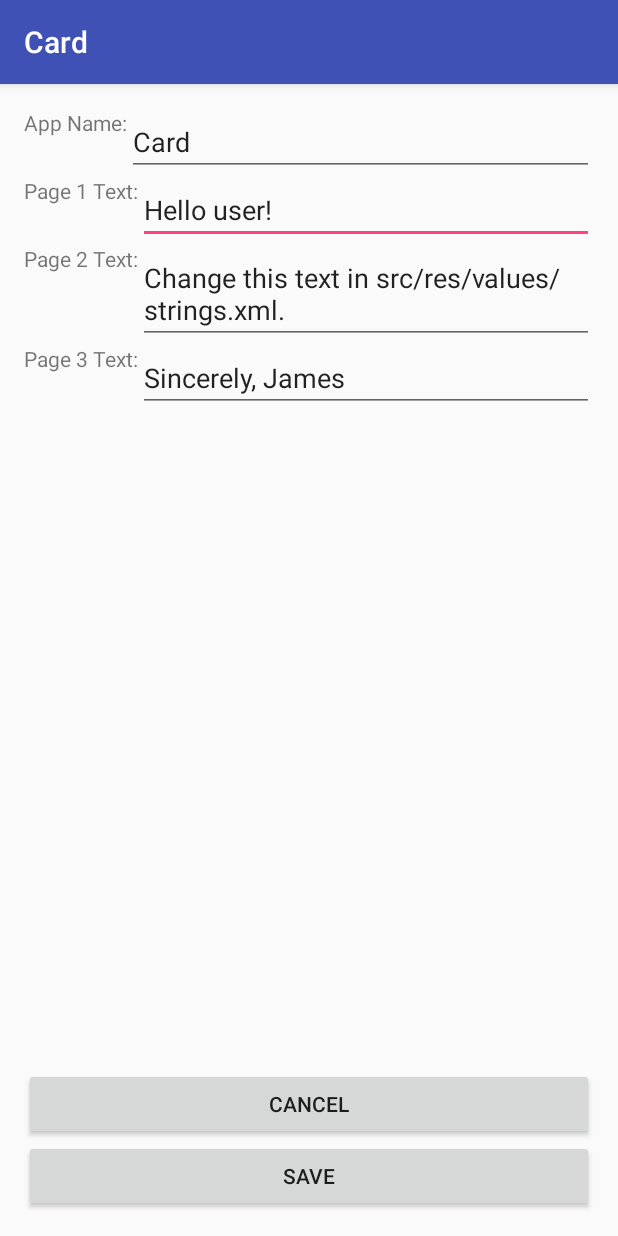
After one commit to Jaystings/card, an Android app: the EditPrompt screen opened directly, with no data from a screen before it, on a phone screen of 412 x 824 dp. The commit adds this screen. Run offline under Robolectric (Android 15) with nearby library versions, the phone set to English and light mode, and no system bars.

Commit message:
Updated to ADT 2.0 + added EditPrompt

```diff
--- a/app/src/main/AndroidManifest.xml
+++ b/app/src/main/AndroidManifest.xml
@@ -1,21 +1,23 @@
 <?xml version="1.0" encoding="utf-8"?>
 <manifest xmlns:android="http://schemas.android.com/apk/res/android"
-    package="com.jaystings.card" >
+    package="com.jaystings.card">
 
     <application
         android:allowBackup="true"
         android:icon="@mipmap/ic_card"
         android:label="@string/app_name"
         android:supportsRtl="true"
-        android:theme="@style/AppTheme" >
-        <activity android:name=".BookActivity"
-                android:screenOrientation="portrait">
+        android:theme="@style/AppTheme">
+        <activity
+            android:name=".BookActivity"
+            android:screenOrientation="portrait">
             <intent-filter>
                 <action android:name="android.intent.action.MAIN" />
 
                 <category android:name="android.intent.category.LAUNCHER" />
             </intent-filter>
         </activity>
+        <activity android:name=".EditPrompt"></activity>
     </application>
 
 </manifest>
--- a/app/src/main/java/com/jaystings/card/BookActivity.java
+++ b/app/src/main/java/com/jaystings/card/BookActivity.java
@@ -4,6 +4,7 @@
 
 package com.jaystings.card;
 
+import android.content.SharedPreferences;
 import android.support.v7.app.AppCompatActivity;
 import android.os.Bundle;
 import android.os.Handler;
@@ -11,8 +12,6 @@ import android.view.MotionEvent;
 import android.view.View;
 import android.widget.ProgressBar;
 import android.widget.ViewFlipper;
-import android.app.ActionBar;
-import android.view.MenuItem;
 import android.content.Intent;
 
 public class BookActivity extends AppCompatActivity {
@@ -24,14 +23,24 @@ public class BookActivity extends AppCompatActivity {
 
     private ProgressBar pbSpinner;
 
+    // Flips until the secret editing menu is opened.
+    private final int DEFAULT_TEM_VAL = 10;
+    private int tillEditMenu = DEFAULT_TEM_VAL;
+
+    private final String PREFS_NAME = "cardSettings";
     @Override
     protected void onCreate(Bundle savedInstanceState) {
         super.onCreate(savedInstanceState);
         setContentView(R.layout.activity_book);
 
-        ActionBar actionBar = getActionBar();
         pbSpinner = (ProgressBar) findViewById(R.id.pbSpinner);
         viewFlipper = (ViewFlipper) findViewById(R.id.viewFlipper);
+
+        SharedPreferences settings = getSharedPreferences(PREFS_NAME, 0);
+        SharedPreferences.Editor editor = settings.edit();
+
+
+
     }
 
     /* Method for turning the pages without showing an animation, using buttons.
@@ -46,14 +55,28 @@ public class BookActivity extends AppCompatActivity {
 
         int pgNum = viewFlipper.getDisplayedChild();
         // Identify which button was pressed
+        // If left arrow was pressed 10 times on first page, open menu
         if(v.getId() == R.id.btnFlipL){
-            if (pgNum == 0) return;
-            pbSpinner.setVisibility(View.VISIBLE);
-            viewFlipper.setDisplayedChild(--pgNum);
-            pbSpinner.setVisibility(View.GONE);
+            if (pgNum == 0) {
+                tillEditMenu--;
+                if(tillEditMenu == 0){
+                    System.out.println("Open Sesame!");
+                    // Open Edit Menu Prompt
+                    Intent i = new Intent(this, EditPrompt.class);
+                    startActivity(i);
+                    tillEditMenu = DEFAULT_TEM_VAL;
+                }
+                return;
+            } else {
+                tillEditMenu = DEFAULT_TEM_VAL;
+                pbSpinner.setVisibility(View.VISIBLE);
+                viewFlipper.setDisplayedChild(--pgNum);
+                pbSpinner.setVisibility(View.GONE);
+            }
         }
         else{
             if (pgNum == 2) return;
+            tillEditMenu = DEFAULT_TEM_VAL;
             pbSpinner.setVisibility(View.VISIBLE);
             viewFlipper.setDisplayedChild(++pgNum);
             pbSpinner.setVisibility(View.GONE);
--- /dev/null
+++ b/app/src/main/java/com/jaystings/card/EditPrompt.java
@@ -0,0 +1,21 @@
+package com.jaystings.card;
+
+import android.support.v7.app.AppCompatActivity;
+import android.os.Bundle;
+
+public class EditPrompt extends AppCompatActivity {
+
+    @Override
+    protected void onCreate(Bundle savedInstanceState) {
+        super.onCreate(savedInstanceState);
+        setContentView(R.layout.activity_edit_prompt);
+    }
+
+    public void Cancel(){
+
+    }
+
+    public void SaveChanges(){
+
+    }
+}
--- /dev/null
+++ b/app/src/main/res/layout/activity_edit_prompt.xml
@@ -0,0 +1,112 @@
+<?xml version="1.0" encoding="utf-8"?>
+<RelativeLayout xmlns:android="http://schemas.android.com/apk/res/android"
+    xmlns:tools="http://schemas.android.com/tools"
+    android:layout_width="match_parent"
+    android:layout_height="match_parent"
+    android:paddingBottom="@dimen/activity_vertical_margin"
+    android:paddingLeft="@dimen/activity_horizontal_margin"
+    android:paddingRight="@dimen/activity_horizontal_margin"
+    android:paddingTop="@dimen/activity_vertical_margin"
+    tools:context="com.jaystings.card.EditPrompt">
+
+    <EditText
+        android:layout_width="wrap_content"
+        android:layout_height="wrap_content"
+        android:id="@+id/txtPg1Txt"
+        android:layout_below="@+id/txtAppName"
+        android:layout_alignParentRight="true"
+        android:layout_alignParentEnd="true"
+        android:layout_toRightOf="@+id/lblPage1Txt"
+        android:layout_toEndOf="@+id/lblPage1Txt"
+        android:text="@string/pg1" />
+
+    <TextView
+        android:layout_width="wrap_content"
+        android:layout_height="wrap_content"
+        android:text="Page 1 Text:"
+        android:id="@+id/lblPage1Txt"
+        android:layout_below="@+id/txtAppName"
+        android:layout_alignParentLeft="true"
+        android:layout_alignParentStart="true" />
+
+    <TextView
+        android:layout_width="wrap_content"
+        android:layout_height="wrap_content"
+        android:text="App Name:"
+        android:id="@+id/lblAppName"
+        android:layout_alignParentTop="true"
+        android:layout_alignParentLeft="true"
+        android:layout_alignParentStart="true" />
+
+    <EditText
+        android:layout_width="wrap_content"
+        android:layout_height="wrap_content"
+        android:id="@+id/txtAppName"
+        android:layout_alignParentTop="true"
+        android:layout_toRightOf="@+id/lblAppName"
+        android:layout_alignParentRight="true"
+        android:layout_alignParentEnd="true"
+        android:text="@string/app_name" />
+
+    <TextView
+        android:layout_width="wrap_content"
+        android:layout_height="wrap_content"
+        android:text="Page 2 Text:"
+        android:id="@+id/lblPg2Txt"
+        android:layout_below="@+id/txtPg1Txt"
+        android:layout_alignParentLeft="true"
+        android:layout_alignParentStart="true" />
+
+    <EditText
+        android:layout_width="wrap_content"
+        android:layout_height="wrap_content"
+        android:id="@+id/txtPg2Txt"
+        android:text="@string/pg2"
+        android:layout_below="@+id/txtPg1Txt"
+        android:layout_alignParentRight="true"
+        android:layout_alignParentEnd="true"
+        android:layout_toRightOf="@+id/lblPg2Txt"
+        android:layout_toEndOf="@+id/lblPg2Txt" />
+
+    <TextView
+        android:layout_width="wrap_content"
+        android:layout_height="wrap_content"
+        android:text="Page 3 Text:"
+        android:id="@+id/lblPg3Txt"
+        android:layout_below="@+id/txtPg2Txt"
+        android:layout_alignParentLeft="true"
+        android:layout_alignParentStart="true" />
+
+    <EditText
+        android:layout_width="wrap_content"
+        android:layout_height="wrap_content"
+        android:id="@+id/txtPg3Txt"
+        android:text="@string/pg3"
+        android:layout_below="@+id/txtPg2Txt"
+        android:layout_alignParentRight="true"
+        android:layout_alignParentEnd="true"
+        android:layout_toRightOf="@+id/lblPg3Txt"
+        android:layout_toEndOf="@+id/lblPg3Txt" />
+
+    <Button
+        android:layout_width="wrap_content"
+        android:layout_height="wrap_content"
+        android:text="Save"
+        android:id="@+id/btnSave"
+        android:layout_alignParentBottom="true"
+        android:layout_alignParentLeft="true"
+        android:layout_alignParentStart="true"
+        android:layout_alignRight="@+id/txtPg3Txt"
+        android:layout_alignEnd="@+id/txtPg3Txt" />
+
+    <Button
+        android:layout_width="wrap_content"
+        android:layout_height="wrap_content"
+        android:text="Cancel"
+        android:id="@+id/btnCancel"
+        android:layout_above="@+id/btnSave"
+        android:layout_alignParentRight="true"
+        android:layout_alignParentEnd="true"
+        android:layout_alignParentLeft="true"
+        android:layout_alignParentStart="true" />
+</RelativeLayout>
--- a/build.gradle
+++ b/build.gradle
@@ -5,7 +5,7 @@ buildscript {
         jcenter()
     }
     dependencies {
-        classpath 'com.android.tools.build:gradle:1.3.0'
+        classpath 'com.android.tools.build:gradle:2.0.0'
 
         // NOTE: Do not place your application dependencies here; they belong
         // in the individual module build.gradle files
```
Also changed, not shown: gradle/wrapper/gradle-wrapper.properties, 3 other files.
